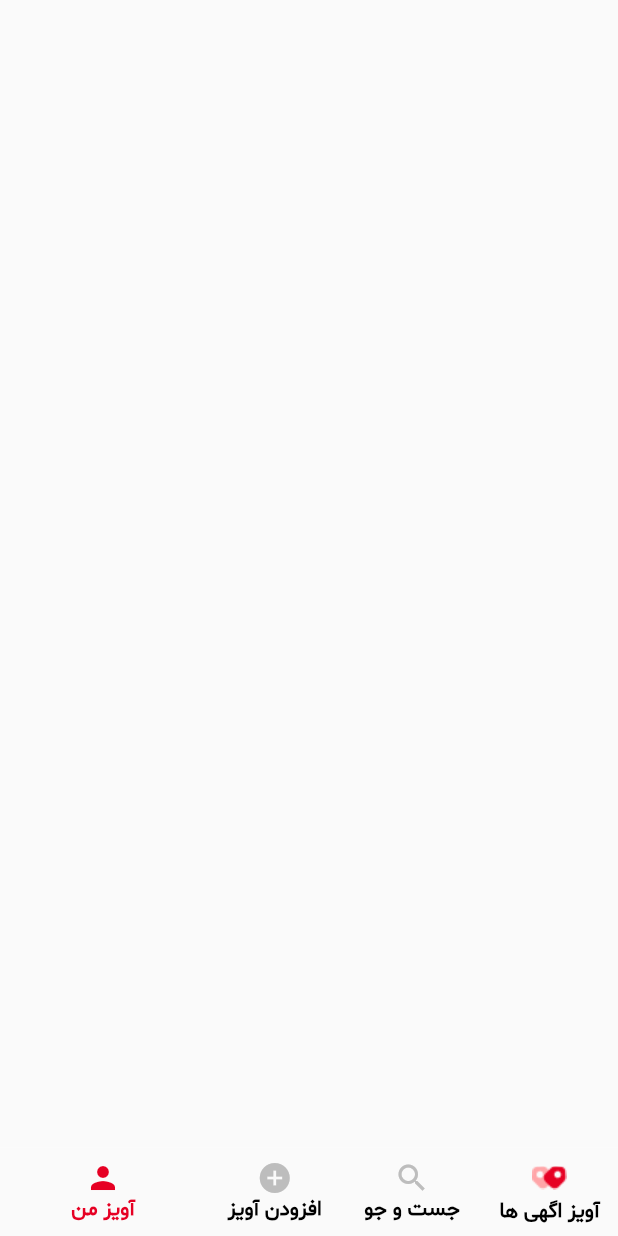
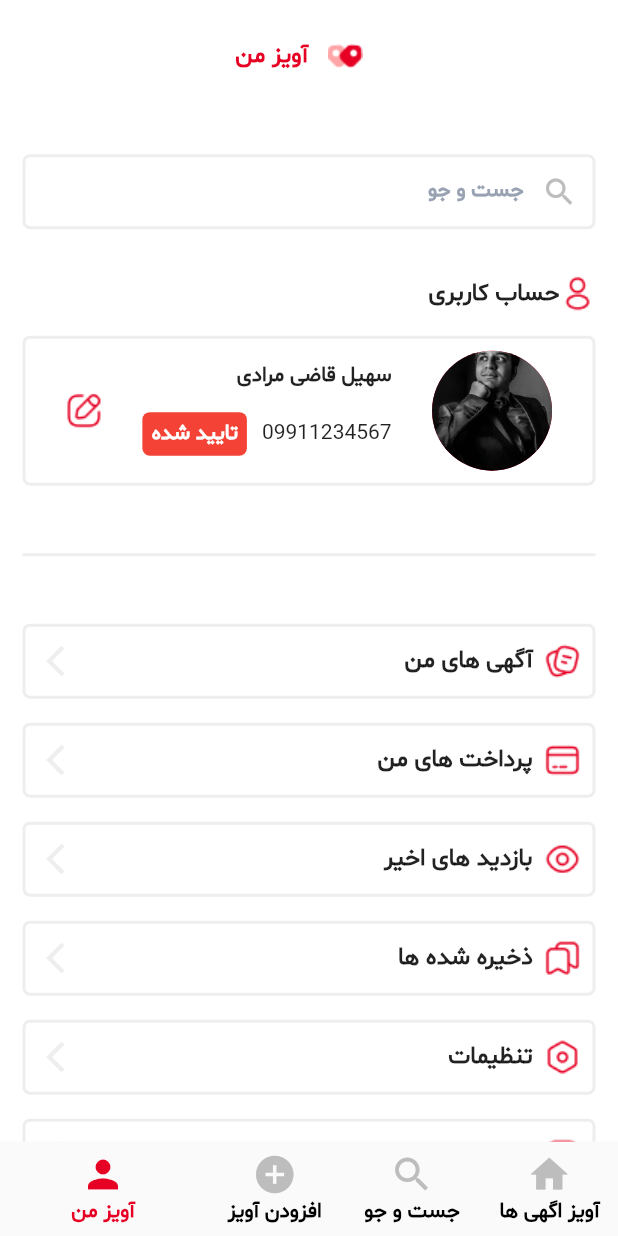
Before and after one commit to Terminatorking/aviz_shop, a Flutter app: the MainScreen screen opened directly, item 4 of the bottom bar chosen, on a phone screen of 412 x 824 dp. Run offline on Flutter 3.47's test engine with Material 2 defaults, Android fonts, the phone set to English and light mode, and no system bars; our stand-ins replace smooth_page_indicator.

Commit message:
finishing profile page

```diff
--- a/lib/screens/add_aviz.dart
+++ b/lib/screens/add_aviz.dart
@@ -1,6 +1,5 @@
-// ignore_for_file: public_member_api_docs, sort_constructors_first
+import 'package:avizshop/widgets/b_widget.dart';
 import 'package:flutter/material.dart';
-
 import 'package:avizshop/constants/colors.dart';
 
 class AddAviz extends StatelessWidget {
@@ -49,60 +48,3 @@ class AddAviz extends StatelessWidget {
     );
   }
 }
-
-class Bwidget extends StatelessWidget {
-  const Bwidget({
-    Key? key,
-    required this.size,
-    required this.text,
-  }) : super(key: key);
-
-  final Size size;
-  final String text;
-  @override
-  Widget build(BuildContext context) {
-    return Container(
-      margin: const EdgeInsets.symmetric(
-        vertical: 8,
-        horizontal: 15,
-      ),
-      width: size.width,
-      height: 50,
-      decoration: BoxDecoration(
-        color: white,
-        borderRadius: const BorderRadius.all(
-          Radius.circular(5),
-        ),
-        border: Border.all(
-          width: 2,
-          color: const Color(0xfff2f4f7),
-        ),
-      ),
-      child: Row(
-        mainAxisAlignment: MainAxisAlignment.spaceBetween,
-        children: [
-          Padding(
-            padding: const EdgeInsets.only(
-              right: 15,
-            ),
-            child: Text(
-              text,
-              style: const TextStyle(
-                fontSize: 16,
-                fontFamily: "shabnam",
-                fontWeight: FontWeight.bold,
-              ),
-            ),
-          ),
-          Padding(
-            padding: const EdgeInsets.only(left: 15),
-            child: Icon(
-              Icons.arrow_forward,
-              color: red,
-            ),
-          )
-        ],
-      ),
-    );
-  }
-}
--- a/lib/screens/mainscreen.dart
+++ b/lib/screens/mainscreen.dart
@@ -21,6 +21,7 @@ class _MainScreenState extends State<MainScreen> {
       child: Scaffold(
         backgroundColor: white,
         bottomNavigationBar: BottomNavigationBar(
+          iconSize: 30,
           backgroundColor: Colors.red,
           elevation: 0,
           currentIndex: selectedIndex,
@@ -46,9 +47,9 @@ class _MainScreenState extends State<MainScreen> {
           },
           items: [
             BottomNavigationBarItem(
-              icon: Padding(
-                padding: const EdgeInsets.all(5.0),
-                child: Image.asset("assets/images/tags.png"),
+              icon: Icon(
+                Icons.home,
+                color: selectedIndex == 0 ? red : Colors.grey.shade400,
               ),
               label: 'آویز اگهی ها',
             ),
--- a/lib/screens/profile_screen.dart
+++ b/lib/screens/profile_screen.dart
@@ -1,9 +1,143 @@
+import 'package:avizshop/constants/colors.dart';
+import 'package:avizshop/widgets/user_container.dart';
 import 'package:flutter/material.dart';
+
+import '../widgets/c_widget.dart';
+
 class ProfileScreen extends StatelessWidget {
   const ProfileScreen({super.key});
-
   @override
   Widget build(BuildContext context) {
-    return Scaffold();
+    Size size = MediaQuery.of(context).size;
+    List<String> texts = [
+      "آگهی های من",
+      "پرداخت های من",
+      "بازدید های اخیر",
+      "ذخیره شده ها",
+      "تنظیمات",
+      "پشتیبانی و قوانین",
+      "درباره آویز",
+    ];
+    return Scaffold(
+      backgroundColor: white,
+      body: SingleChildScrollView(
+        physics: const BouncingScrollPhysics(),
+        child: Column(
+          children: [
+            const SizedBox(
+              height: 20,
+            ),
+            Row(
+              mainAxisAlignment: MainAxisAlignment.center,
+              children: [
+                Image.asset(
+                  "assets/images/tags.png",
+                  width: 50,
+                ),
+                Text(
+                  "آویز من",
+                  style: TextStyle(
+                    color: red,
+                    fontFamily: "shabnam",
+                    fontSize: 16,
+                    fontWeight: FontWeight.bold,
+                  ),
+                ),
+              ],
+            ),
+            const SizedBox(
+              height: 40,
+            ),
+            Container(
+              width: size.width,
+              height: 50,
+              margin: const EdgeInsets.symmetric(
+                vertical: 8,
+                horizontal: 15,
+              ),
+              child: TextField(
+                style: const TextStyle(
+                  fontFamily: "shabnam",
+                  fontSize: 16,
+                  fontWeight: FontWeight.bold,
+                ),
+                decoration: InputDecoration(
+                  prefixIcon: Icon(
+                    Icons.search,
+                    color: Colors.grey.shade400,
+                  ),
+                  hintText: "جست و جو",
+                  enabledBorder: OutlineInputBorder(
+                    borderSide: BorderSide(
+                      width: 2,
+                      color: Colors.grey.shade200,
+                    ),
+                    borderRadius: const BorderRadius.all(
+                      Radius.circular(5),
+                    ),
+                  ),
+                  focusedBorder: OutlineInputBorder(
+                    borderSide: BorderSide(
+                      color: red,
+                      width: 2,
+                    ),
+                    borderRadius: const BorderRadius.all(
+                      Radius.circular(5),
+                    ),
+                  ),
+                  hintStyle: TextStyle(
+                    fontSize: 14,
+                    fontFamily: "shabnam",
+                    fontWeight: FontWeight.bold,
+                    color: greyText,
+                  ),
+                ),
+              ),
+            ),
+            const SizedBox(
+              height: 15,
+            ),
+            Padding(
+              padding: const EdgeInsets.symmetric(vertical: 8, horizontal: 15),
+              child: Row(
+                children: [
+                  Image.asset("assets/images/profile.png"),
+                  const Text(
+                    "حساب کاربری ",
+                    style: TextStyle(
+                      fontFamily: "shabnam",
+                      fontSize: 16,
+                      fontWeight: FontWeight.bold,
+                    ),
+                  ),
+                ],
+              ),
+            ),
+            UserContainer(size: size),
+            const SizedBox(
+              height: 30,
+            ),
+            Divider(
+              color: Colors.grey.shade200,
+              thickness: 2,
+              indent: 15,
+              endIndent: 15,
+            ),
+            const SizedBox(
+              height: 30,
+            ),
+            for (var i = 1; i <= 7; i++)
+              Cwidget(
+                size: size,
+                text: texts[i - 1],
+                i: i,
+              ),
+            const SizedBox(
+              height: 30,
+            ),
+          ],
+        ),
+      ),
+    );
   }
 }
--- /dev/null
+++ b/lib/widgets/b_widget.dart
@@ -0,0 +1,59 @@
+import 'package:avizshop/constants/colors.dart';
+import 'package:flutter/material.dart';
+
+class Bwidget extends StatelessWidget {
+  const Bwidget({
+    Key? key,
+    required this.size,
+    required this.text,
+  }) : super(key: key);
+
+  final Size size;
+  final String text;
+  @override
+  Widget build(BuildContext context) {
+    return Container(
+      margin: const EdgeInsets.symmetric(
+        vertical: 8,
+        horizontal: 15,
+      ),
+      width: size.width,
+      height: 50,
+      decoration: BoxDecoration(
+        color: white,
+        borderRadius: const BorderRadius.all(
+          Radius.circular(5),
+        ),
+        border: Border.all(
+          width: 2,
+          color: const Color(0xfff2f4f7),
+        ),
+      ),
+      child: Row(
+        mainAxisAlignment: MainAxisAlignment.spaceBetween,
+        children: [
+          Padding(
+            padding: const EdgeInsets.only(
+              right: 15,
+            ),
+            child: Text(
+              text,
+              style: const TextStyle(
+                fontSize: 16,
+                fontFamily: "shabnam",
+                fontWeight: FontWeight.bold,
+              ),
+            ),
+          ),
+          Padding(
+            padding: const EdgeInsets.only(left: 15),
+            child: Icon(
+              Icons.arrow_forward,
+              color: red,
+            ),
+          )
+        ],
+      ),
+    );
+  }
+}
--- /dev/null
+++ b/lib/widgets/c_widget.dart
@@ -0,0 +1,57 @@
+import 'package:flutter/material.dart';
+
+class Cwidget extends StatelessWidget {
+  const Cwidget({
+    super.key,
+    required this.size,
+    required this.text,
+    required this.i,
+  });
+
+  final Size size;
+  final String text;
+  final int i;
+  @override
+  Widget build(BuildContext context) {
+    return Container(
+      width: size.width,
+      height: 50,
+      margin: const EdgeInsets.symmetric(horizontal: 15, vertical: 8),
+      decoration: BoxDecoration(
+        borderRadius: const BorderRadius.all(
+          Radius.circular(5),
+        ),
+        border: Border.all(
+          width: 2,
+          color: Colors.grey.shade200,
+        ),
+      ),
+      child: Row(
+        children: [
+          Padding(
+            padding: const EdgeInsets.all(8.0),
+            child: Image.asset(
+              "assets/images/icon ($i).png",
+            ),
+          ),
+          Text(
+            text,
+            style: const TextStyle(
+              fontSize: 16,
+              fontWeight: FontWeight.bold,
+              fontFamily: "shabnam",
+            ),
+          ),
+          const Spacer(),
+          Padding(
+            padding: const EdgeInsets.all(8.0),
+            child: Icon(
+              Icons.arrow_forward_ios,
+              color: Colors.grey.shade200,
+            ),
+          ),
+        ],
+      ),
+    );
+  }
+}
--- /dev/null
+++ b/lib/widgets/user_container.dart
@@ -0,0 +1,96 @@
+import 'package:flutter/material.dart';
+
+import '../constants/colors.dart';
+
+
+class UserContainer extends StatelessWidget {
+  const UserContainer({
+    super.key,
+    required this.size,
+  });
+
+  final Size size;
+
+  @override
+  Widget build(BuildContext context) {
+    return Container(
+      width: size.width,
+      height: 100,
+      margin: const EdgeInsets.symmetric(vertical: 8, horizontal: 15),
+      decoration: BoxDecoration(
+        border: Border.all(
+          width: 2,
+          color: Colors.grey.shade200,
+        ),
+        borderRadius: const BorderRadius.all(
+          Radius.circular(5),
+        ),
+      ),
+      child: Row(
+        mainAxisAlignment: MainAxisAlignment.spaceEvenly,
+        children: [
+          CircleAvatar(
+            radius: 40,
+            backgroundImage: const AssetImage(
+              "assets/images/me.png",
+            ),
+            backgroundColor: red,
+          ),
+          Column(
+            crossAxisAlignment: CrossAxisAlignment.start,
+            children: [
+              const SizedBox(
+                height: 15,
+              ),
+              const Text(
+                "سهیل قاضی مرادی",
+                style: TextStyle(
+                  fontFamily: "shabnam",
+                  fontSize: 14,
+                  fontWeight: FontWeight.bold,
+                ),
+              ),
+              const SizedBox(
+                height: 15,
+              ),
+              Row(
+                children: [
+                  const Text(
+                    "09911234567",
+                    style: TextStyle(
+                      fontFamily: "shabnam",
+                      fontSize: 14,
+                      fontWeight: FontWeight.w400,
+                    ),
+                  ),
+                  const SizedBox(
+                    width: 10,
+                  ),
+                  Container(
+                    decoration: const BoxDecoration(
+                        color: Colors.red,
+                        borderRadius: BorderRadius.all(Radius.circular(5))),
+                    child: Padding(
+                      padding: const EdgeInsets.symmetric(
+                          vertical: 5, horizontal: 6),
+                      child: Text(
+                        "تایید شده",
+                        style: TextStyle(
+                          color: white,
+                          fontFamily: "shabnam",
+                          fontSize: 14,
+                          fontWeight: FontWeight.bold,
+                        ),
+                      ),
+                    ),
+                  )
+                ],
+              ),
+            ],
+          ),
+          Image.asset("assets/images/edit.png"),
+        ],
+      ),
+    );
+  }
+}
```
Also changed, not shown: assets/images/edit.png (added), assets/images/icon (1).png (added), assets/images/icon (2).png (added), assets/images/icon (3).png (added), assets/images/icon (4).png (added), assets/images/icon (5).png (added), assets/images/icon (6).png (added), assets/images/icon (7).png (added), assets/images/me.png (added), assets/images/profile.png (added).
